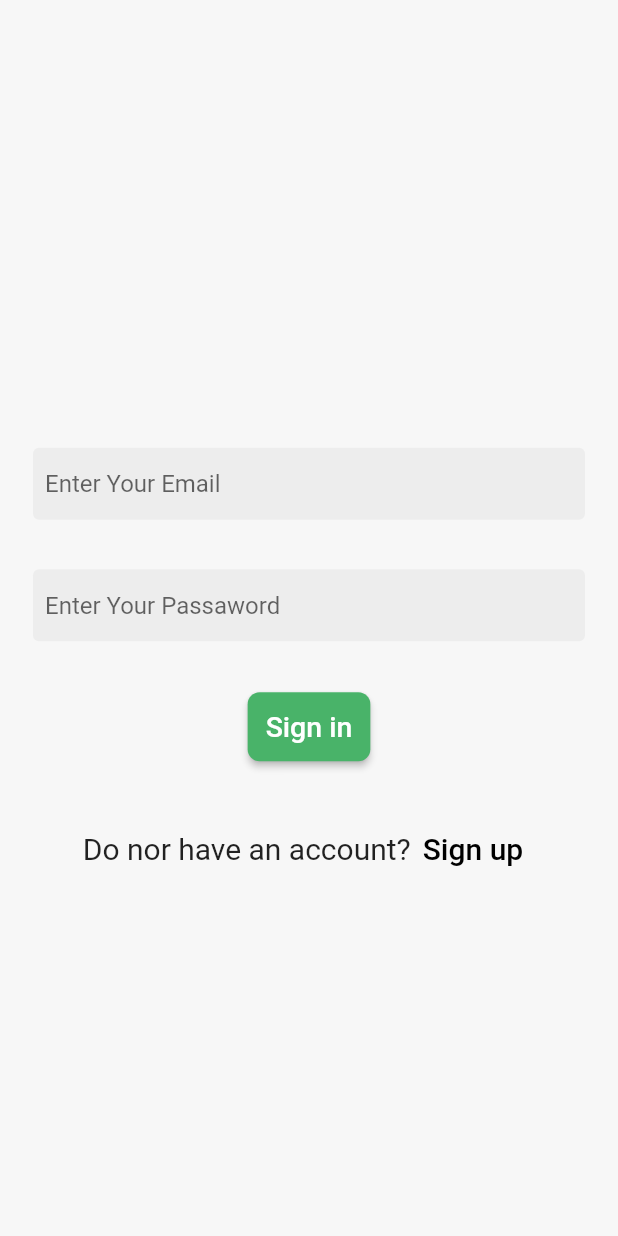
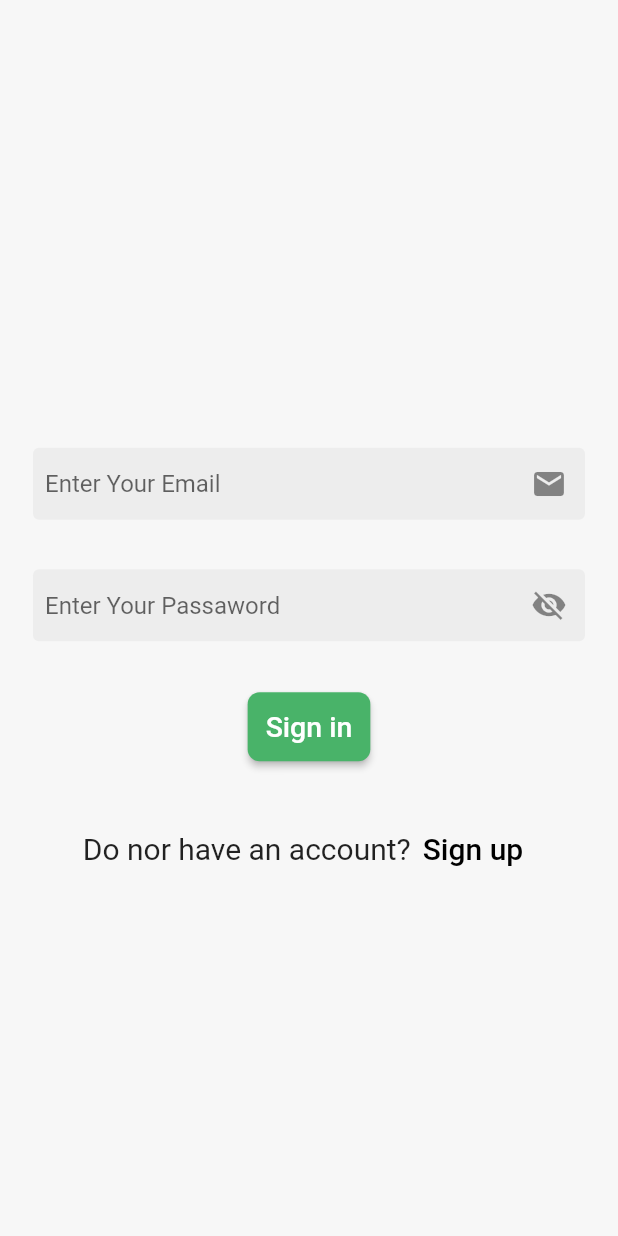
Before and after one commit to mohamedkhaled3/e_commerce_flower_app_university_project, a Flutter app: the screen it shows after launch, on a phone screen of 412 x 824 dp. Run offline on Flutter 3.47's test engine with Material 2 defaults, Android fonts, the light colour scheme and no system bars; our stand-ins replace firebase_auth, firebase_core; accounts and stored records are empty.

Commit message:
#14.1 حركات وتريكات

```diff
--- a/lib/main.dart
+++ b/lib/main.dart
@@ -31,7 +31,7 @@ class MyApp extends StatelessWidget {
       child: MaterialApp(
         debugShowCheckedModeBanner: false,
         home: MaterialApp(
-          home: StreamBuilder(      // to chick if user make login on this mobile go to home automatically else must make register
+          home: StreamBuilder(      // to connect to firebase & to chick if user make login on this mobile go to home automatically else must make register
             stream: FirebaseAuth.instance.authStateChanges(), // to connect to firebase
             builder: (context, snapshot) {  // to make chick   // snapshot like screenshot
               if (snapshot.connectionState == ConnectionState.waiting) {
--- a/lib/screens/login.dart
+++ b/lib/screens/login.dart
@@ -14,26 +14,28 @@ class Login extends StatefulWidget {
 }
 
 class _LoginState extends State<Login> {
+  bool IsVisibility_password = false;
+  bool IsLoading = false;
   final emailController = TextEditingController();
   // 1😍 Handle changes to a text field
   final passwordController = TextEditingController();
   // 1😎 Handle changes to a text field
   signIn() async {
+    setState(() {
+      IsLoading = true;
+    });
     try {
       final credential = await FirebaseAuth.instance.signInWithEmailAndPassword(
         email: emailController.text, // 3😍 Handle changes to a text field
         password: passwordController.text, // 3😎 Handle changes to a text field
       );
-       showSnackBar(context, 'Done ...');
+      // showSnackBar(context, 'Done ...');
     } on FirebaseAuthException catch (e) {
-      if (e.code == 'user-not-found') {
-        // print('No user found for that email.');
-        showSnackBar(context, 'No user found for that email.');
-      } else if (e.code == 'wrong-password') {
-        // print('Wrong password provided for that user.');
-        showSnackBar(context, 'Wrong password provided for that user.');
+      showSnackBar(context, 'ERROR ..... : ${e.code}');
     }
-    }
+    setState(() {
+      IsLoading = false;
+    });
   }
 
   // 4😎 Handle changes to a text field
@@ -63,10 +65,14 @@ class _LoginState extends State<Login> {
                         emailController, // 2😎 Handle changes to a text field
                     keyboardType:
                         TextInputType.emailAddress, // shape of keyboard
-                    obscureText: false, // text not password ***
+                    obscureText:false ,
                     //copyWith(hintText: "Enter Your Passaword",) to add a new "ميزة"
                     decoration: decorationTextField.copyWith(
-                        hintText: "Enter Your Email")),
+                        hintText: "Enter Your Email" ,
+                        suffixIcon: Icon(
+                        Icons.email,
+                          ),
+                        )),
                 const SizedBox(
                   height: 33,
                 ),
@@ -74,9 +80,21 @@ class _LoginState extends State<Login> {
                     controller:
                         passwordController, // 2😎 Handle changes to a text field
                     keyboardType: TextInputType.text, // shape of keyboard
-                    obscureText: true, // text not password ***
+                    obscureText:  IsVisibility_password
+                            ? false
+                            : true, // text not password ***, // text not password ***
                     decoration: decorationTextField.copyWith(
                       hintText: "Enter Your Passaword",
+                      suffixIcon: IconButton(
+                      icon: IsVisibility_password
+                                ? Icon(Icons.visibility)
+                                : Icon(Icons.visibility_off),
+                            onPressed: () {
+                              setState(() {
+                                IsVisibility_password = !IsVisibility_password;
+                              });
+                            },
+                          ),
                     )),
                 const SizedBox(
                   height: 33,
@@ -93,12 +111,7 @@ class _LoginState extends State<Login> {
                     //   context,
                     //   MaterialPageRoute(builder: (context) => Home()),
                     // );
-
-
-
-
                   },
-
                   style: ButtonStyle(
                     backgroundColor: MaterialStateProperty.all(BTNgreen),
                     padding:
@@ -127,8 +140,13 @@ class _LoginState extends State<Login> {
                           MaterialPageRoute(builder: (context) => Register()),
                         );
                       },
-                      child: const Text('Sign up',
-                          style: TextStyle(color: Colors.black, fontSize: 20)),
+                      child: IsLoading
+                          ? const CircularProgressIndicator(
+                              color: Colors.white,
+                            )
+                          : const Text('Sign up',
+                              style:
+                                  TextStyle(color: Colors.black, fontSize: 20)),
                     )
                   ],
                 )
--- a/lib/screens/register.dart
+++ b/lib/screens/register.dart
@@ -350,9 +350,8 @@ class _RegisterState extends State<Register> {
                       // child: const Text("Register",style: TextStyle(fontSize: 19),  ), // false
                       // child: CircularProgressIndicator(color: Colors.white,), // to make ⏱ Loadin_shape // true
                       child: IsLoading
-                          ? CircularProgressIndicator(
-                              color:
-                                  isPassword8Char ? Colors.green : Colors.white,
+                          ? const CircularProgressIndicator(
+                              color: Colors.white,
                             )
                           : const Text(
                               "Register",
```
Lines whose indentation alone changed are shown as unchanged.
